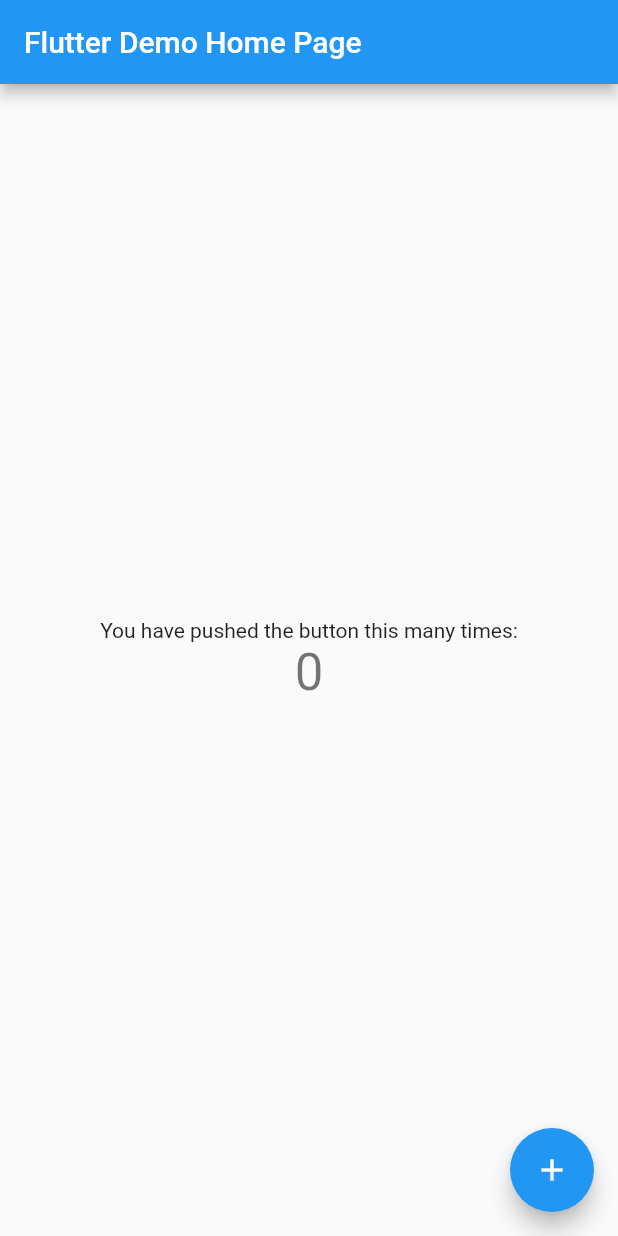
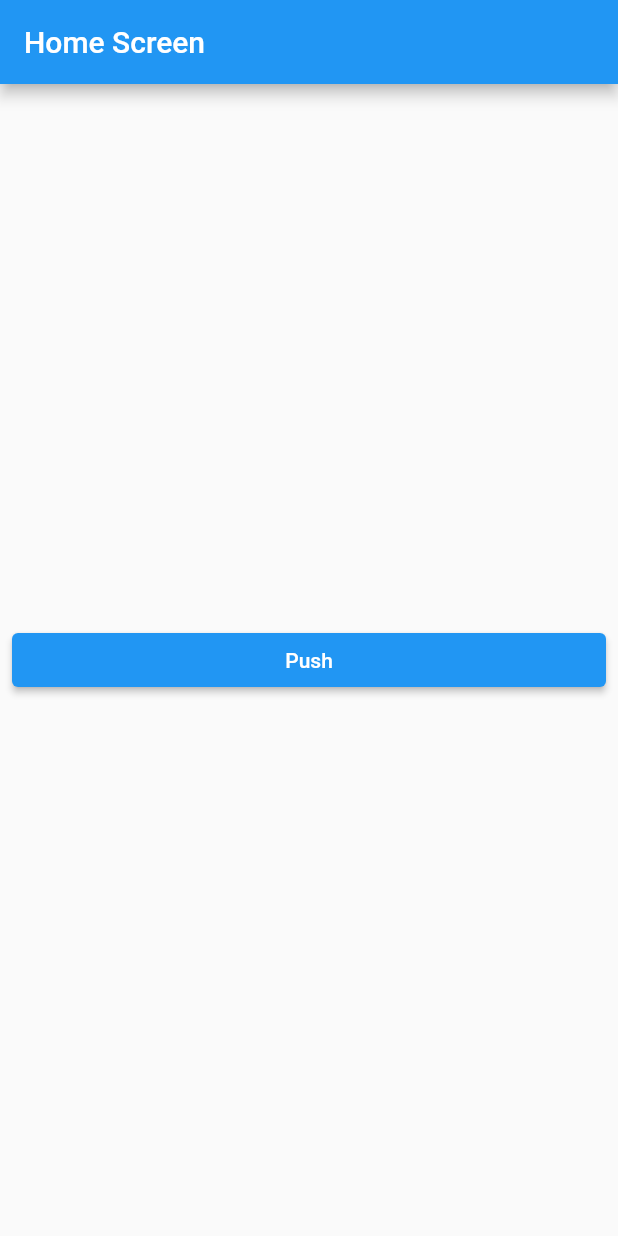
Before and after one commit to projectbinbin/navigation_1123, a Flutter app: the screen it shows after launch, on a phone screen of 412 x 824 dp. Run offline on Flutter 3.47's test engine with Material 2 defaults, Android fonts, the phone set to English and light mode, and no system bars.

Commit message:
네비게이션

```diff
--- /dev/null
+++ b/lib/layout/main_layout.dart
@@ -0,0 +1,29 @@
+import 'package:flutter/material.dart';
+
+class MainLayout extends StatelessWidget {
+  final String title;
+  final List<Widget> children;
+
+  const MainLayout({
+    required this.title,
+    required this.children,
+    Key? key,
+  }) : super(key: key);
+
+  @override
+  Widget build(BuildContext context) {
+    return Scaffold(
+      appBar: AppBar(
+        title: Text(title),
+      ),
+      body: Padding(
+        padding: const EdgeInsets.symmetric(horizontal: 8.0),
+        child: Column(
+          mainAxisAlignment: MainAxisAlignment.center,
+          crossAxisAlignment: CrossAxisAlignment.stretch,
+          children: children,
+        ),
+      ),
+    );
+  }
+}
--- a/lib/main.dart
+++ b/lib/main.dart
@@ -1,115 +1,10 @@
 import 'package:flutter/material.dart';
+import 'package:navigation_1123/screen/home_screen.dart';
 
 void main() {
-  runApp(const MyApp());
+  runApp(
+    const MaterialApp(
+      home: HomeScreen(),
+    ),
+  );
 }
-
-class MyApp extends StatelessWidget {
-  const MyApp({super.key});
-
-  // This widget is the root of your application.
-  @override
-  Widget build(BuildContext context) {
-    return MaterialApp(
-      title: 'Flutter Demo',
-      theme: ThemeData(
-        // This is the theme of your application.
-        //
-        // Try running your application with "flutter run". You'll see the
-        // application has a blue toolbar. Then, without quitting the app, try
-        // changing the primarySwatch below to Colors.green and then invoke
-        // "hot reload" (press "r" in the console where you ran "flutter run",
-        // or simply save your changes to "hot reload" in a Flutter IDE).
-        // Notice that the counter didn't reset back to zero; the application
-        // is not restarted.
-        primarySwatch: Colors.blue,
-      ),
-      home: const MyHomePage(title: 'Flutter Demo Home Page'),
-    );
-  }
-}
-
-class MyHomePage extends StatefulWidget {
-  const MyHomePage({super.key, required this.title});
-
-  // This widget is the home page of your application. It is stateful, meaning
-  // that it has a State object (defined below) that contains fields that affect
-  // how it looks.
-
-  // This class is the configuration for the state. It holds the values (in this
-  // case the title) provided by the parent (in this case the App widget) and
-  // used by the build method of the State. Fields in a Widget subclass are
-  // always marked "final".
-
-  final String title;
-
-  @override
-  State<MyHomePage> createState() => _MyHomePageState();
-}
-
-class _MyHomePageState extends State<MyHomePage> {
-  int _counter = 0;
-
-  void _incrementCounter() {
-    setState(() {
-      // This call to setState tells the Flutter framework that something has
-      // changed in this State, which causes it to rerun the build method below
-      // so that the display can reflect the updated values. If we changed
-      // _counter without calling setState(), then the build method would not be
-      // called again, and so nothing would appear to happen.
-      _counter++;
-    });
-  }
-
-  @override
-  Widget build(BuildContext context) {
-    // This method is rerun every time setState is called, for instance as done
-    // by the _incrementCounter method above.
-    //
-    // The Flutter framework has been optimized to make rerunning build methods
-    // fast, so that you can just rebuild anything that needs updating rather
-    // than having to individually change instances of widgets.
-    return Scaffold(
-      appBar: AppBar(
-        // Here we take the value from the MyHomePage object that was created by
-        // the App.build method, and use it to set our appbar title.
-        title: Text(widget.title),
-      ),
-      body: Center(
-        // Center is a layout widget. It takes a single child and positions it
-        // in the middle of the parent.
-        child: Column(
-          // Column is also a layout widget. It takes a list of children and
-          // arranges them vertically. By default, it sizes itself to fit its
-          // children horizontally, and tries to be as tall as its parent.
-          //
-          // Invoke "debug painting" (press "p" in the console, choose the
-          // "Toggle Debug Paint" action from the Flutter Inspector in Android
-          // Studio, or the "Toggle Debug Paint" command in Visual Studio Code)
-          // to see the wireframe for each widget.
-          //
-          // Column has various properties to control how it sizes itself and
-          // how it positions its children. Here we use mainAxisAlignment to
-          // center the children vertically; the main axis here is the vertical
-          // axis because Columns are vertical (the cross axis would be
-          // horizontal).
-          mainAxisAlignment: MainAxisAlignment.center,
-          children: <Widget>[
-            const Text(
-              'You have pushed the button this many times:',
-            ),
-            Text(
-              '$_counter',
-              style: Theme.of(context).textTheme.headline4,
-            ),
-          ],
-        ),
-      ),
-      floatingActionButton: FloatingActionButton(
-        onPressed: _incrementCounter,
-        tooltip: 'Increment',
-        child: const Icon(Icons.add),
-      ), // This trailing comma makes auto-formatting nicer for build methods.
-    );
-  }
-}
--- /dev/null
+++ b/lib/screen/home_screen.dart
@@ -0,0 +1,26 @@
+import 'package:flutter/material.dart';
+import 'package:navigation_1123/layout/main_layout.dart';
+import 'package:navigation_1123/screen/route_one_screen.dart';
+
+class HomeScreen extends StatelessWidget {
+  const HomeScreen({Key? key}) : super(key: key);
+
+  @override
+  Widget build(BuildContext context) {
+    return MainLayout(
+      title: 'Home Screen',
+      children: [
+        ElevatedButton(
+          onPressed: () {
+            Navigator.of(context).push(
+              MaterialPageRoute(
+                builder: (context) => RouteOneScreen(),
+              ),
+            );
+          },
+          child: Text('Push'),
+        ),
+      ],
+    );
+  }
+}
```
Also changed, not shown: lib/screen/route_one_screen.dart (added, +29 -0 lines), lib/screen/route_three_screen.dart (added, +15 -0 lines), lib/screen/route_two_screen.dart (added, +15 -0 lines).
